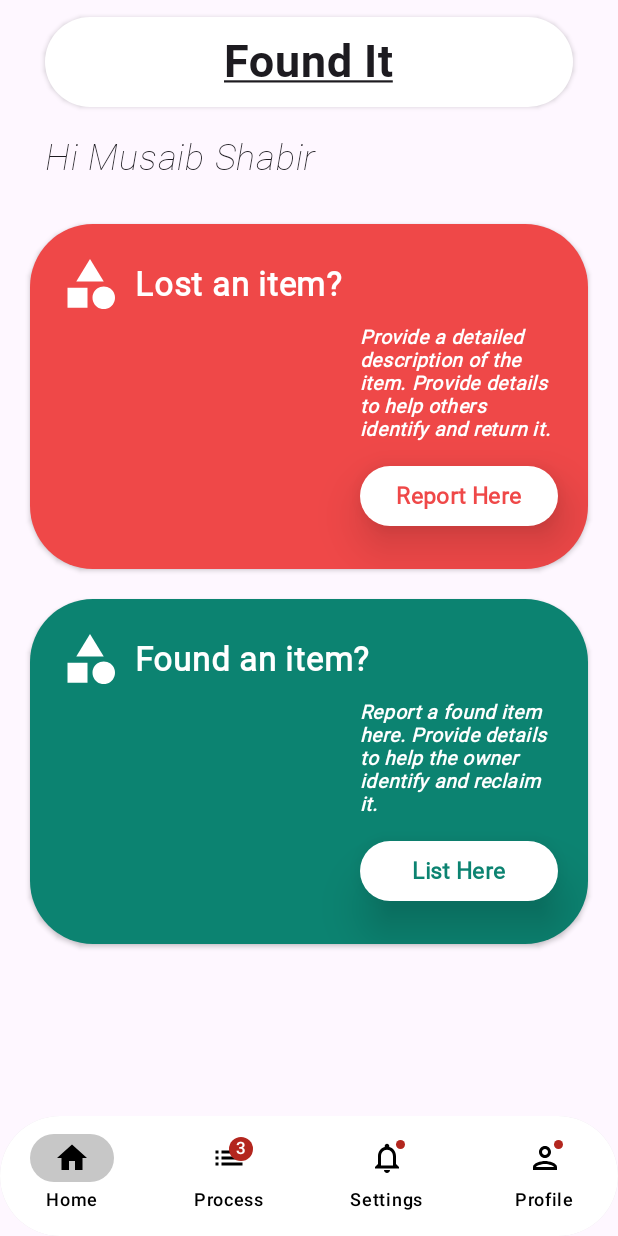
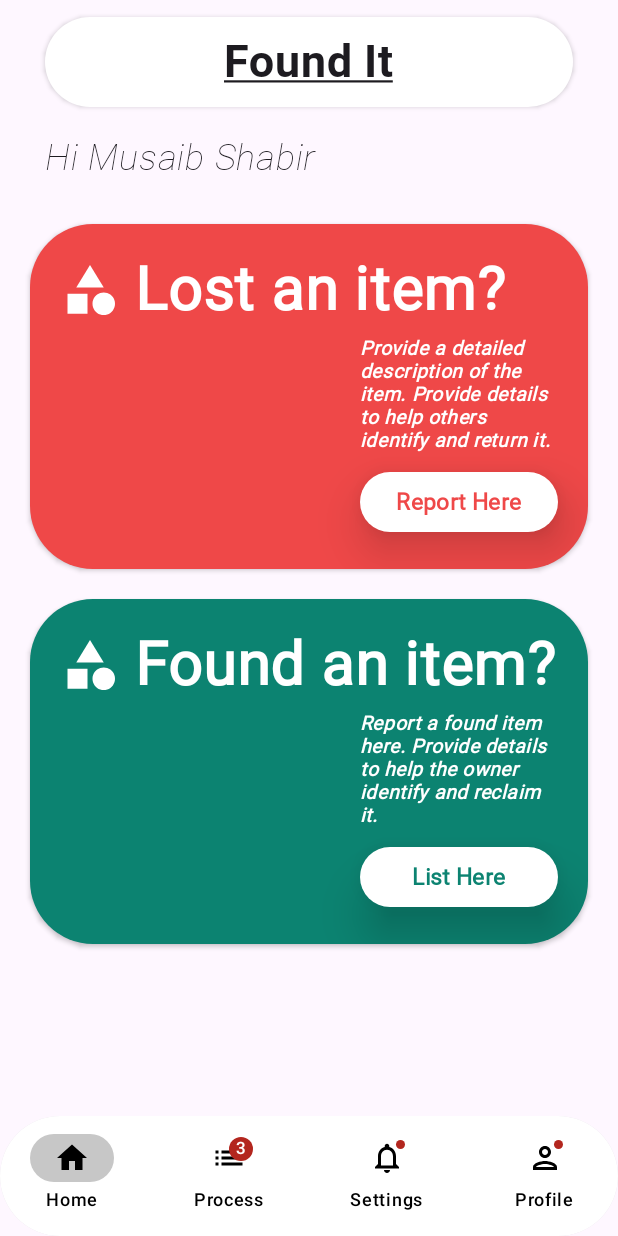
Before and after one commit to MusaibShabir/Found_It, an Android app built with Jetpack Compose: the screen it shows after launch (MainActivity), on a phone screen of 412 x 824 dp. Run offline under Robolectric (Android 15) with nearby library versions, the phone set to English and light mode, and no system bars.

Commit message:
commit test

```diff
--- a/app/src/main/java/com/example/foundit/screens/MainScreen.kt
+++ b/app/src/main/java/com/example/foundit/screens/MainScreen.kt
@@ -82,7 +82,7 @@ fun MainCard(
                     style = MaterialTheme.typography.bodyLarge,
                     fontWeight = FontWeight.ExtraBold,
                     color = Color.White,
-                    fontSize = 22.sp
+                    fontSize = 40.sp
 
                 )
             } // Row Scope Ends
```
